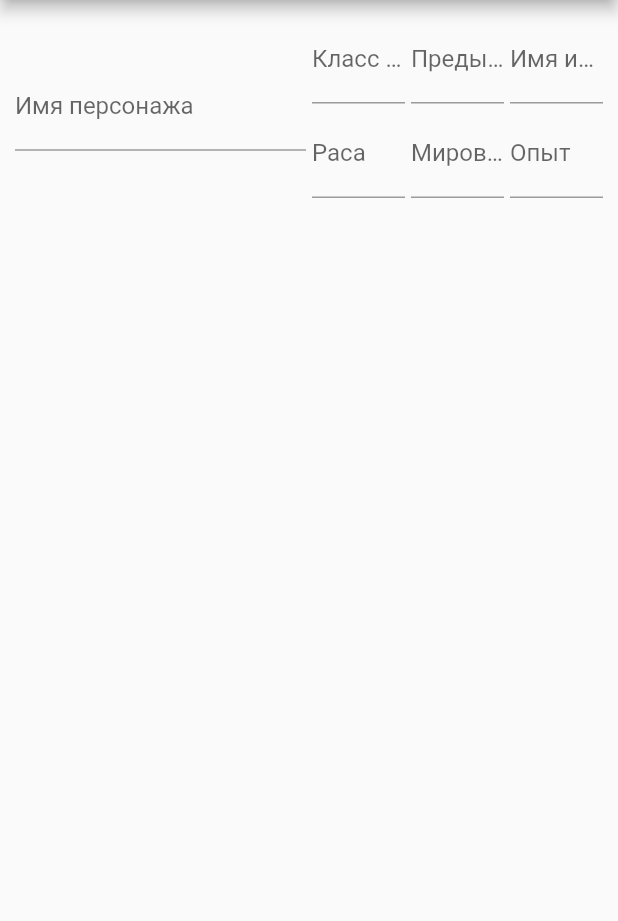
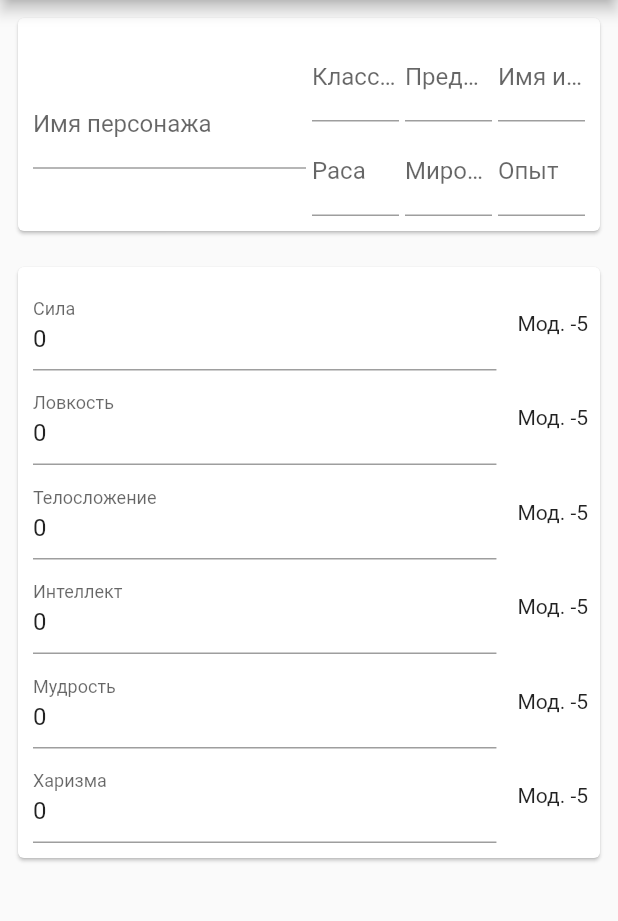
Before and after one commit to gudn/ddplayer, a Flutter app: the screen it shows after launch, on a phone screen of 412 x 824 dp, the part 84-1005 px from its top. Run offline on Flutter 3.47's test engine with Material 2 defaults, Android fonts, the light colour scheme and no system bars; our stand-ins replace bloc, flutter_bloc.

Commit message:
add stats cubits

```diff
--- a/lib/components/head.dart
+++ b/lib/components/head.dart
@@ -6,6 +6,9 @@ class Head extends StatelessWidget {
   @override
   Widget build(BuildContext context) {
     return Padding(
+      padding: const EdgeInsets.all(8.0),
+      child: Card(
+        child: Padding(
           padding: const EdgeInsets.all(8.0),
           child: Row(
             children: [
@@ -32,6 +35,8 @@ class Head extends StatelessWidget {
               ),
             ],
           ),
+        ),
+      ),
     );
   }
 }
--- a/lib/components/input.dart
+++ b/lib/components/input.dart
@@ -1,21 +1,50 @@
-import 'package:ddplayer/base_cubit.dart';
+import 'package:ddplayer/cubits/base_cubit.dart';
 import 'package:flutter/material.dart';
 
 class Input<T> extends StatelessWidget {
   final String label;
   final DDCubit<T>? cubit;
+  final TextEditingController? _controller;
 
-  Input(this.label, {this.cubit});
+  Input(this.label, {this.cubit})
+      : _controller = (cubit != null
+            ? TextEditingController(text: cubit.value.toString())
+            : null) {
+    _controller?.addListener(() {
+      if (_controller!.text.length == 0) return;
+      switch (T) {
+        case int:
+          cubit!.set((int.tryParse(_controller!.text) ?? 0) as T);
+          break;
+        case double:
+          cubit!.set((double.tryParse(_controller!.text) ?? 0) as T);
+          break;
+        case String:
+          cubit!.set(_controller!.text as T);
+          break;
+        default:
+          throw TypeError();
+      }
+    });
+  }
 
   @override
   Widget build(BuildContext context) {
     final decoration = InputDecoration(labelText: label);
+    var keyboardType = TextInputType.text;
+    switch (T) {
+      case int:
+        keyboardType = TextInputType.number;
+        break;
+    }
 
     return Expanded(
       child: Padding(
         padding: const EdgeInsets.all(2.0),
         child: TextField(
           decoration: decoration,
+          keyboardType: keyboardType,
+          controller: _controller,
         ),
       ),
     );
--- /dev/null
+++ b/lib/components/stats.dart
@@ -0,0 +1,54 @@
+import 'package:flutter/material.dart';
+import 'package:flutter_bloc/flutter_bloc.dart';
+
+import 'package:ddplayer/components/input.dart';
+import 'package:ddplayer/cubits/stats.dart';
+
+class StatInput extends StatelessWidget {
+  final String label;
+  final StatCubit cubit;
+
+  StatInput(this.label, this.cubit);
+
+  @override
+  Widget build(BuildContext context) {
+    return Row(
+      children: [
+        Input(label, cubit: cubit),
+        Padding(
+          padding: const EdgeInsets.fromLTRB(12.0, 0, 0, 4.0),
+          child: BlocBuilder(
+            bloc: cubit,
+            builder: (context, state) => Text('Мод. ${cubit.modifier}'),
+          ),
+        )
+      ],
+    );
+  }
+}
+
+class Stats extends StatelessWidget {
+  @override
+  Widget build(BuildContext context) {
+    return Padding(
+      padding: const EdgeInsets.all(8.0),
+      child: Card(
+        child: Padding(
+          padding: const EdgeInsets.all(8.0),
+          child: Column(
+            children: [
+              StatInput('Сила', BlocProvider.of<StrengthCubit>(context)),
+              StatInput('Ловкость', BlocProvider.of<SleightCibut>(context)),
+              StatInput(
+                  'Телосложение', BlocProvider.of<PhysiqueCubit>(context)),
+              StatInput(
+                  'Интеллект', BlocProvider.of<IntelligenceCubit>(context)),
+              StatInput('Мудрость', BlocProvider.of<WisdomCubit>(context)),
+              StatInput('Харизма', BlocProvider.of<CharismaCubit>(context)),
+            ],
+          ),
+        ),
+      ),
+    );
+  }
+}
--- a/lib/base_cubit.dart
+++ b/lib/cubits/base_cubit.dart
@@ -17,5 +17,5 @@ class DDCubit<T> extends Cubit<KV<T>> {
     emit(KV(name: this.name, value: value));
   }
 
-  T get() => state.value;
+  T get value => state.value;
 }
--- /dev/null
+++ b/lib/cubits/stats.dart
@@ -0,0 +1,33 @@
+import 'base_cubit.dart';
+
+class StatCubit extends DDCubit<int> {
+  StatCubit(String name) : super(name: name, value: 0);
+
+  int get modifier {
+    return (super.value - 10) ~/ 2;
+  }
+}
+
+class StrengthCubit extends StatCubit {
+  StrengthCubit() : super('strength');
+}
+
+class SleightCibut extends StatCubit {
+  SleightCibut() : super('sleight');
+}
+
+class PhysiqueCubit extends StatCubit {
+  PhysiqueCubit() : super('physique');
+}
+
+class IntelligenceCubit extends StatCubit {
+  IntelligenceCubit() : super('intelligence');
+}
+
+class WisdomCubit extends StatCubit {
+  WisdomCubit() : super('wisdom');
+}
+
+class CharismaCubit extends StatCubit {
+  CharismaCubit() : super('charisma');
+}
--- a/lib/view/player_page.dart
+++ b/lib/view/player_page.dart
@@ -1,15 +1,29 @@
+import 'package:flutter/material.dart';
+import 'package:flutter_bloc/flutter_bloc.dart';
+
 import 'package:ddplayer/components/head.dart';
-import 'package:flutter/material.dart';
+import 'package:ddplayer/components/stats.dart';
+import 'package:ddplayer/cubits/stats.dart';
 
 class PlayerPage extends StatelessWidget {
   const PlayerPage({Key? key}) : super(key: key);
 
   @override
   Widget build(Object context) {
-    return Scaffold(
-        appBar: AppBar(title: Text('Player')),
-        body: Column(
-          children: [Head()],
-        ));
+    final page = Scaffold(
+      appBar: AppBar(title: Text('Player')),
+      body: Column(
+        children: [Head(), Stats()],
+      ),
+    );
+
+    return MultiBlocProvider(providers: [
+      BlocProvider(create: (BuildContext context) => StrengthCubit()),
+      BlocProvider(create: (BuildContext context) => SleightCibut()),
+      BlocProvider(create: (BuildContext context) => PhysiqueCubit()),
+      BlocProvider(create: (BuildContext context) => IntelligenceCubit()),
+      BlocProvider(create: (BuildContext context) => WisdomCubit()),
+      BlocProvider(create: (BuildContext context) => CharismaCubit()),
+    ], child: page);
   }
 }
```
Lines whose indentation alone changed are shown as unchanged.
